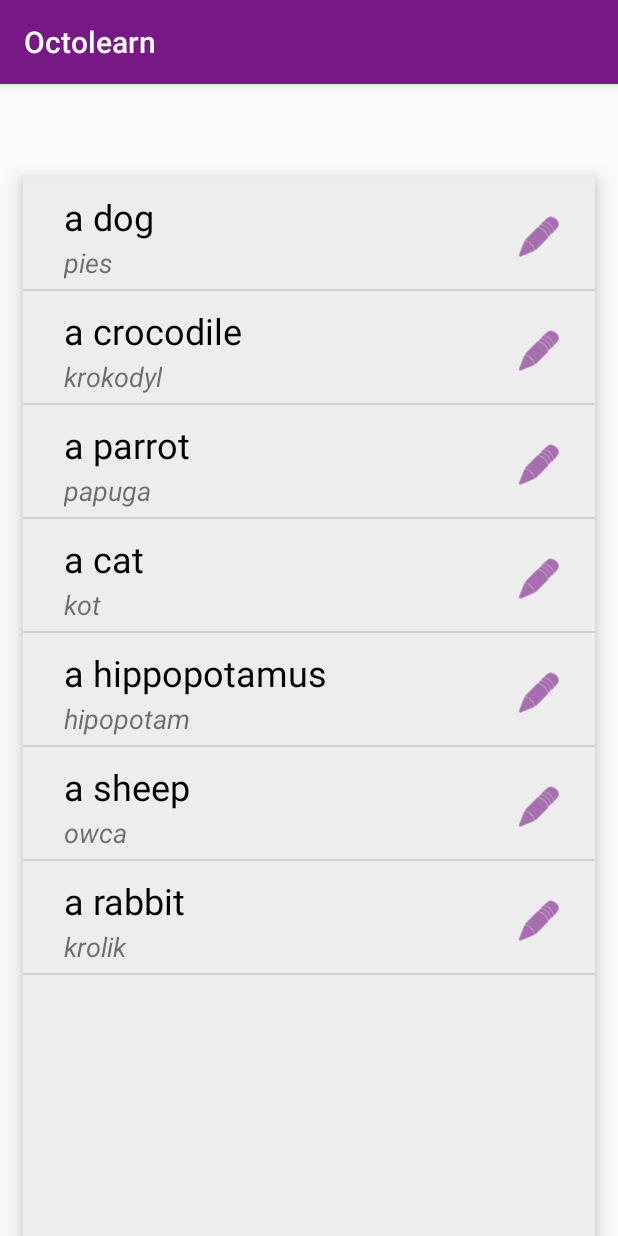
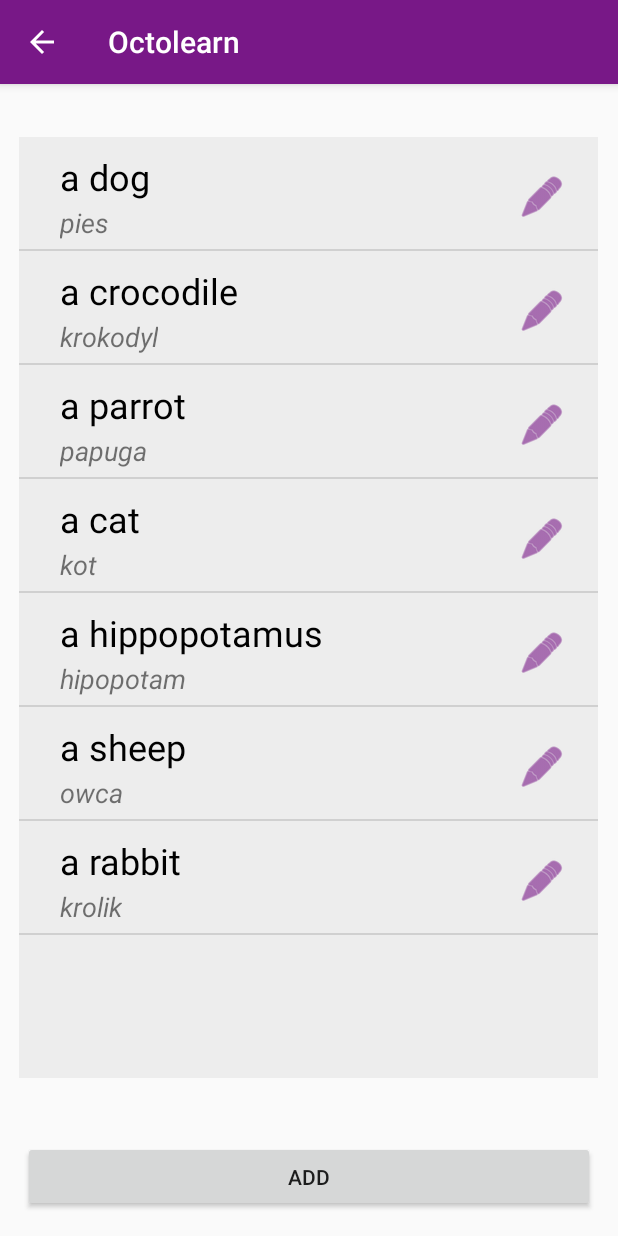
Before and after one commit to k-teo/octolearn, an Android app: the ListOfWordsActivity screen opened directly, with no data from a screen before it, on a phone screen of 412 x 824 dp. Run offline under Robolectric (Android 15) with nearby library versions, the phone set to English and light mode, and no system bars.

Commit message:
adding activity CreateFlashcard

```diff
--- a/app/src/main/java/com/octolearn/ListOfWordsActivity.java
+++ b/app/src/main/java/com/octolearn/ListOfWordsActivity.java
@@ -2,8 +2,12 @@ package com.octolearn;
 
 import androidx.appcompat.app.AppCompatActivity;
 
+import android.content.Intent;
 import android.content.res.Resources;
 import android.os.Bundle;
+import android.os.Parcelable;
+import android.view.View;
+import android.widget.Button;
 import android.widget.ListView;
 
 
@@ -13,10 +17,13 @@ public class ListOfWordsActivity extends AppCompatActivity {
     String[] foreign_words;
     String[] native_words;
 
+
+
     @Override
     protected void onCreate(Bundle savedInstanceState) {
         super.onCreate(savedInstanceState);
         setContentView(R.layout.activity_list_of_words);
+
 
         Resources res = getResources();
         wordsListView = (ListView) findViewById(R.id.wordsListView);
@@ -25,5 +32,15 @@ public class ListOfWordsActivity extends AppCompatActivity {
 
         WordsAdapter wordsAdapter = new WordsAdapter(this, foreign_words, native_words);
         wordsListView.setAdapter(wordsAdapter);
+
+        Button button = (Button) findViewById(R.id.add);
+        button.setOnClickListener(new View.OnClickListener() {
+            @Override
+            public void onClick(View v) {
+                startActivity(new Intent(ListOfWordsActivity.this, CreateFlashcardActivity.class));
+            }
+        });
     }
+
+
 }
--- a/app/src/main/res/layout/activity_list_of_words.xml
+++ b/app/src/main/res/layout/activity_list_of_words.xml
@@ -2,19 +2,30 @@
 <androidx.constraintlayout.widget.ConstraintLayout xmlns:android="http://schemas.android.com/apk/res/android"
     xmlns:app="http://schemas.android.com/apk/res-auto"
     xmlns:tools="http://schemas.android.com/tools"
+    android:id="@+id/add_button"
     android:layout_width="match_parent"
     android:layout_height="match_parent"
     tools:context=".WayOfLearningActivity">
 
     <ListView
         android:id="@+id/wordsListView"
-        android:layout_width="381dp"
-        android:layout_height="706dp"
+        android:layout_width="386dp"
+        android:layout_height="627dp"
         android:background="#EDEDED"
-        android:elevation="8dp"
         app:layout_constraintBottom_toBottomOf="parent"
         app:layout_constraintEnd_toEndOf="parent"
+        app:layout_constraintHorizontal_bias="0.48"
         app:layout_constraintStart_toStartOf="parent"
         app:layout_constraintTop_toTopOf="parent"
-        app:layout_constraintVertical_bias="1.0" />
+        app:layout_constraintVertical_bias="0.25" />
+
+    <Button
+        android:id="@+id/add"
+        android:layout_width="381dp"
+        android:layout_height="47dp"
+        android:layout_marginBottom="16dp"
+        android:text="Add"
+        app:layout_constraintBottom_toBottomOf="parent"
+        app:layout_constraintEnd_toEndOf="parent"
+        app:layout_constraintStart_toStartOf="parent" />
 </androidx.constraintlayout.widget.ConstraintLayout>
--- a/app/src/main/res/values/strings.xml
+++ b/app/src/main/res/values/strings.xml
@@ -10,6 +10,11 @@
     <string name="menu_home">Flashcards</string>
     <string name="menu_gallery">Profile</string>
     <string name="menu_slideshow">Statistics</string>
+    <string name="transcription">Transcription</string>
+    <string name="add">Add</string>
+    <string name="sample">Sample</string>
+    <string name="in_polish">In Polish</string>
+    <string name="in_english">In English</string>
 
     <string-array name="foreign_words">
         <item>a dog</item>
```
Also changed, not shown: app/src/main/AndroidManifest.xml (+12 -3 lines), app/src/main/java/com/octolearn/CreateFlashcardActivity.java (added, +41 -0 lines), app/src/main/res/layout/activity_create_flashcard.xml (added, +74 -0 lines).
